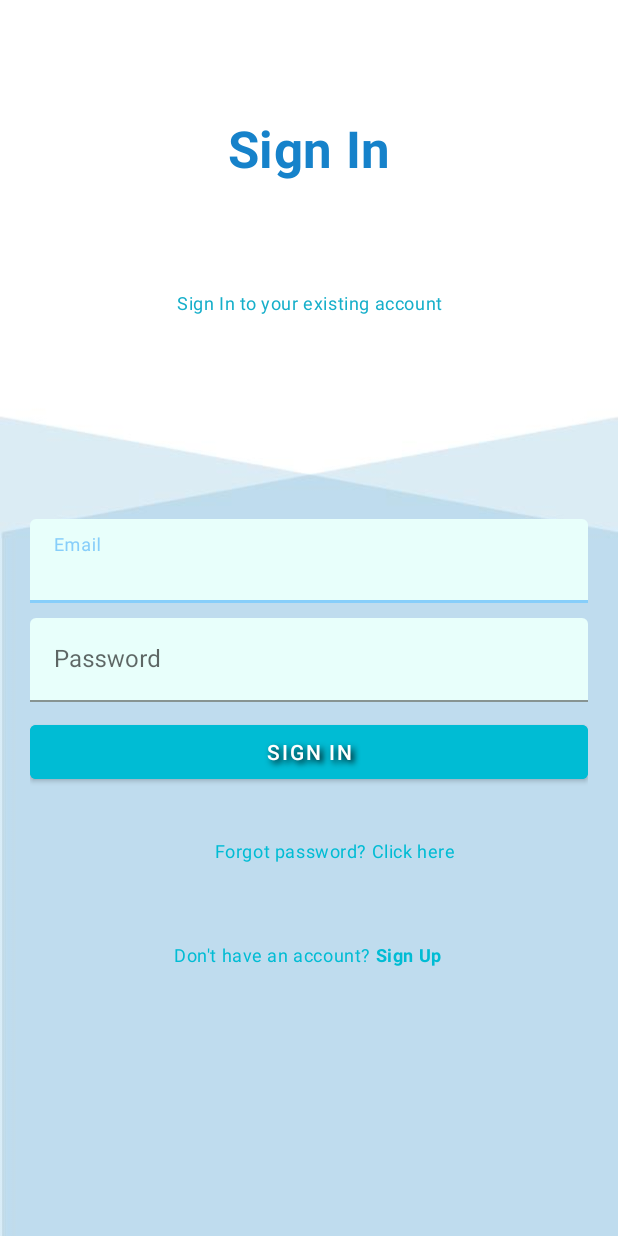
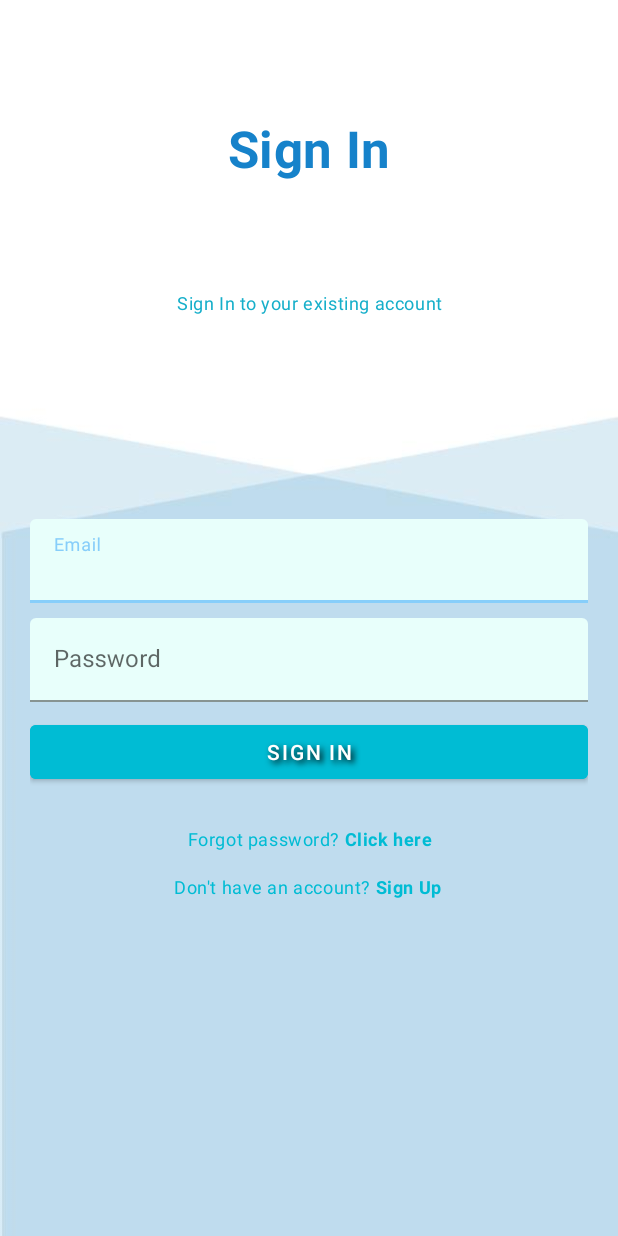
Before and after one commit to SEP-VIA-GROUP5/Art_Preservation_Embedded_SEP4, an Android app: the screen it shows after launch (MainActivity), on a phone screen of 412 x 824 dp. Run offline under Robolectric (Android 15) with nearby library versions, the phone set to English and light mode, and no system bars; our stand-ins replace Firebase (no records; nobody signed in at launch, a user with empty details on screens opened directly), navigation-ui; 1 statement that could not run was skipped.

Commit message:
pair programming with silviu alexandru

```diff
--- a/Android Tier/app/src/main/java/com/via/sep4/MainActivity.java
+++ b/Android Tier/app/src/main/java/com/via/sep4/MainActivity.java
@@ -19,6 +19,12 @@ import android.widget.TextView;
 import android.widget.Toast;
 
 import com.bumptech.glide.Glide;
+import com.google.android.gms.maps.CameraUpdateFactory;
+import com.google.android.gms.maps.GoogleMap;
+import com.google.android.gms.maps.OnMapReadyCallback;
+import com.google.android.gms.maps.SupportMapFragment;
+import com.google.android.gms.maps.model.LatLng;
+import com.google.android.gms.maps.model.MarkerOptions;
 import com.google.android.gms.tasks.OnCompleteListener;
 import com.google.android.gms.tasks.Task;
 import com.google.android.material.navigation.NavigationView;
@@ -31,7 +37,14 @@ import com.google.firebase.database.FirebaseDatabase;
 import com.via.sep4.view.HomeFragment;
 import com.via.sep4.view.RegisterFragment;
 
-public class MainActivity extends AppCompatActivity {
+import com.google.android.gms.maps.CameraUpdateFactory;
+import com.google.android.gms.maps.GoogleMap;
+import com.google.android.gms.maps.OnMapReadyCallback;
+import com.google.android.gms.maps.SupportMapFragment;
+import com.google.android.gms.maps.model.LatLng;
+import com.google.android.gms.maps.model.MarkerOptions;
+
+public class MainActivity extends AppCompatActivity implements OnMapReadyCallback {
     private DrawerLayout drawerLayout;
     private NavigationView navigationView;
     private View headerView;
@@ -41,6 +54,7 @@ public class MainActivity extends AppCompatActivity {
     private NavController navController;
     private AppBarConfiguration configuration;
     private Toolbar toolbar;
+    private GoogleMap mMap;
 
     @Override
     protected void onCreate(Bundle savedInstanceState) {
@@ -50,6 +64,11 @@ public class MainActivity extends AppCompatActivity {
         initView();
         loadInfo();
         setupNavigation();
+
+        // Obtain the SupportMapFragment and get notified when the map is ready to be used.
+        SupportMapFragment mapFragment = (SupportMapFragment) getSupportFragmentManager()
+                .findFragmentById(R.id.map);
+        mapFragment.getMapAsync(this);
     }
 
     private void initView() {
@@ -103,4 +122,16 @@ public class MainActivity extends AppCompatActivity {
         return NavigationUI.navigateUp(navController, configuration) || super.onSupportNavigateUp();
     }
 
+    @Override
+    public void onMapReady(GoogleMap googleMap) {
+        mMap = googleMap;
+
+        // Add a marker in Sydney and move the camera
+        LatLng VIA = new LatLng(55.8, 9.8);
+        mMap.addMarker(new MarkerOptions()
+                .position(VIA)
+                .title("Marker in VIA"));
+        mMap.moveCamera(CameraUpdateFactory.newLatLng(VIA));
+    }
+
 }
--- a/Android Tier/app/src/main/res/layout/activity_signup.xml
+++ b/Android Tier/app/src/main/res/layout/activity_signup.xml
@@ -155,7 +155,7 @@
         android:layout_above="@+id/signinView"
         android:layout_marginBottom="100dp"
         android:backgroundTint="#00BCD4"
-        android:text="Sign Up" />
+        android:text="@string/sign_up" />
 
     <TextView
         android:id="@+id/signinView"
--- a/Android Tier/app/src/main/res/layout/login_fragment.xml
+++ b/Android Tier/app/src/main/res/layout/login_fragment.xml
@@ -30,7 +30,7 @@
         android:layout_height="wrap_content"
         android:layout_below="@+id/textViewSignIn"
         android:layout_marginTop="72dp"
-        android:text="Sign In to your existing account"
+        android:text="@string/login_label"
         android:textAlignment="center"
         android:textColor="#16AFCA" />
 
@@ -89,31 +89,41 @@
         android:text="Sign In" />
 
 
+    <LinearLayout
+        android:layout_width="match_parent"
+        android:layout_height="wrap_content"
+        android:layout_below="@+id/signInBtn"
+        android:layout_alignParentStart="true"
+        android:layout_alignParentEnd="true"
+        android:layout_alignParentBottom="true"
+        android:layout_marginStart="40dp"
+        android:layout_marginTop="25dp"
+        android:layout_marginEnd="40dp"
+        android:layout_marginBottom="90dp"
+        android:orientation="vertical">
+
         <TextView
             android:id="@+id/forgpasBtn"
             style="@style/TextAppearance.MaterialComponents.Caption"
-        android:layout_width="377dp"
-        android:layout_height="48dp"
-        android:layout_below="@+id/signInBtn"
-        android:layout_alignBottom="@+id/createAccountView"
-        android:layout_alignParentStart="true"
-        android:layout_marginStart="33dp"
-        android:layout_marginTop="33dp"
-        android:layout_marginBottom="19dp"
-        android:text="Forgot password? Click here"
+            android:layout_width="match_parent"
+            android:layout_height="wrap_content"
+            android:text="@string/login_forgetPassword"
             android:textAlignment="center"
             android:textColor="#00BCD4" />
+
+        <View
+            android:layout_width="wrap_content"
+            android:layout_height="15dp" />
 
         <TextView
             android:id="@+id/createAccountView"
             style="@style/TextAppearance.MaterialComponents.Caption"
             android:layout_width="match_parent"
             android:layout_height="wrap_content"
-        android:layout_alignParentBottom="true"
-        android:layout_marginBottom="159dp"
             android:text="@string/don_t_have_an_account_sign_up"
             android:textAlignment="center"
             android:textColor="#00BCD4" />
+    </LinearLayout>
 
 
 </RelativeLayout>
--- a/Android Tier/app/src/main/res/navigation/side_nav_map.xml
+++ b/Android Tier/app/src/main/res/navigation/side_nav_map.xml
@@ -32,7 +32,7 @@
         android:id="@+id/signIn_fragment"
         android:name="com.via.sep4.view.LogInFragment"
         android:label="@string/navMap_signIn"
-        tools:layout="@layout/activity_signin" >
+        tools:layout="@layout/login_fragment" >
         <action
             android:id="@+id/action_signIn_fragment_to_signup_fragment"
             app:destination="@id/signup_fragment" />
--- a/Data Tier/sep4/src/main/java/dk/via/sep4/Sep4Application.java
+++ b/Data Tier/sep4/src/main/java/dk/via/sep4/Sep4Application.java
@@ -2,6 +2,7 @@ package dk.via.sep4;
 
 
 
+import dk.via.sep4.models.LoraWanConnection.WebSocketClient;
 import org.springframework.boot.SpringApplication;
 import org.springframework.boot.autoconfigure.SpringBootApplication;
 
@@ -15,6 +16,8 @@ public class Sep4Application {
 
 	public static void main(String[] args) {
 		SpringApplication.run(Sep4Application.class, args);
+		WebSocketClient webSocketClient = new WebSocketClient
+				("wss://iotnet.cibicom.dk/app?token=vnoUBwAAABFpb3RuZXQuY2liaWNvbS5ka54Zx4fqYp5yzAQtnGzDDUw=");
 
 
 
```
Also changed, not shown: Android Tier/app/src/main/AndroidManifest.xml (+1 -14 lines), Android Tier/app/src/main/java/com/via/sep4/ActivitySignIn.java (deleted, +0 -16 lines), Android Tier/app/src/main/java/com/via/sep4/ActivitySignUp.java (deleted, +0 -17 lines), Android Tier/app/src/main/res/layout/activity_signin.xml (deleted, +0 -99 lines), Android Tier/app/src/main/res/layout/contact_us_fragment.xml (+16 -29 lines), Android Tier/app/src/main/res/values/strings.xml (+12 -0 lines), Data Tier/sep4/src/main/java/dk/via/sep4/models/LoraWanConnection/WebSocketClient.java (+72 -3 lines), Data Tier/sep4/src/main/java/dk/via/sep4/models/network/ClientHandler.java (+2 -8 lines). Lines whose indentation alone changed are shown as unchanged.
